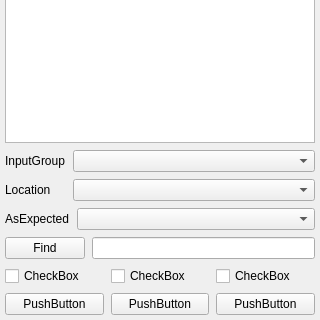
acefgin/BIThub_pyqt, file BIThub/Datapad/views/resources/dbList_Widget.ui: the form before one commit; both pictures show x 0 to 320 and y 400 to 720 of the 320 by 720 pixel window.
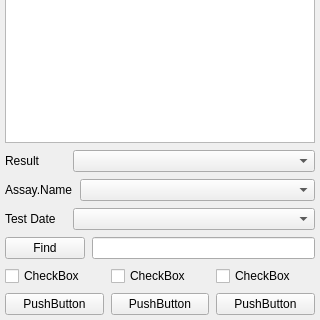
The form after the commit. Custom widgets are drawn as their Qt base class.

Diff of the .ui file:
```diff
--- a/BIThub/Datapad/views/resources/dbList_Widget.ui
+++ b/BIThub/Datapad/views/resources/dbList_Widget.ui
@@ -34,7 +34,7 @@
      <item>
       <widget class="QLabel" name="label_2">
        <property name="text">
-        <string>Location</string>
+        <string>Assay.Name</string>
        </property>
       </widget>
      </item>
@@ -48,7 +48,7 @@
      <item>
       <widget class="QLabel" name="label">
        <property name="text">
-        <string>InputGroup</string>
+        <string>Result</string>
        </property>
       </widget>
      </item>
@@ -112,7 +112,7 @@
      <item>
       <widget class="QLabel" name="label_3">
        <property name="text">
-        <string>AsExpected</string>
+        <string>Test Date</string>
        </property>
       </widget>
      </item>
```
Left out of the diff: 2 changed lines with no effect on the pictures.
